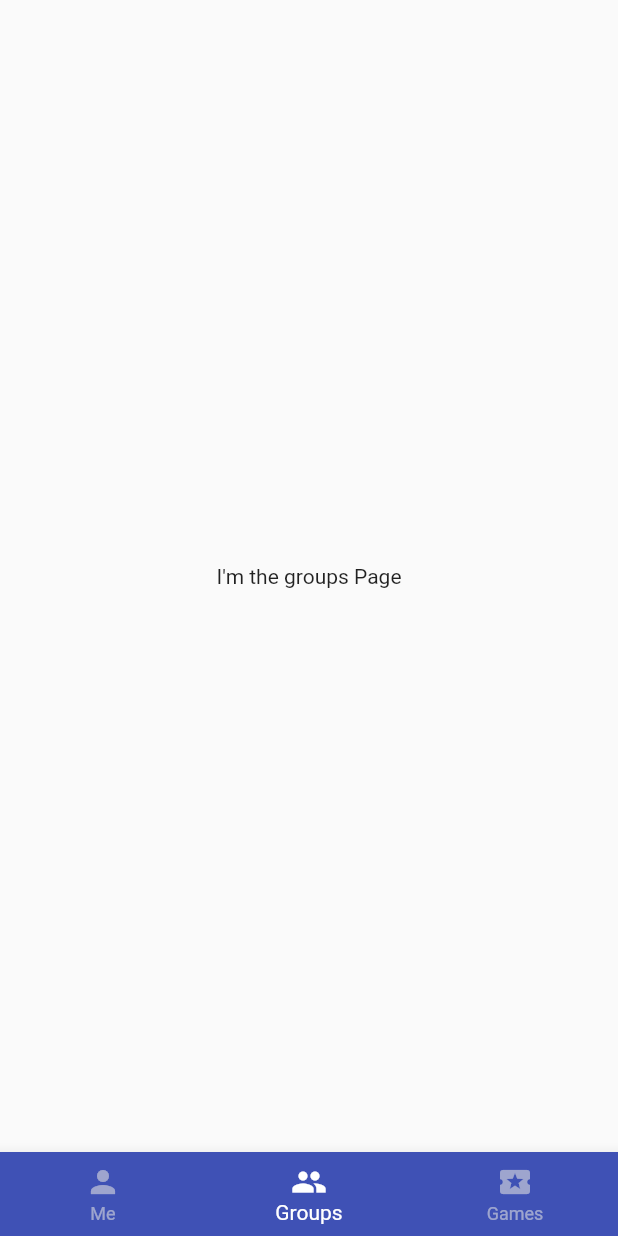
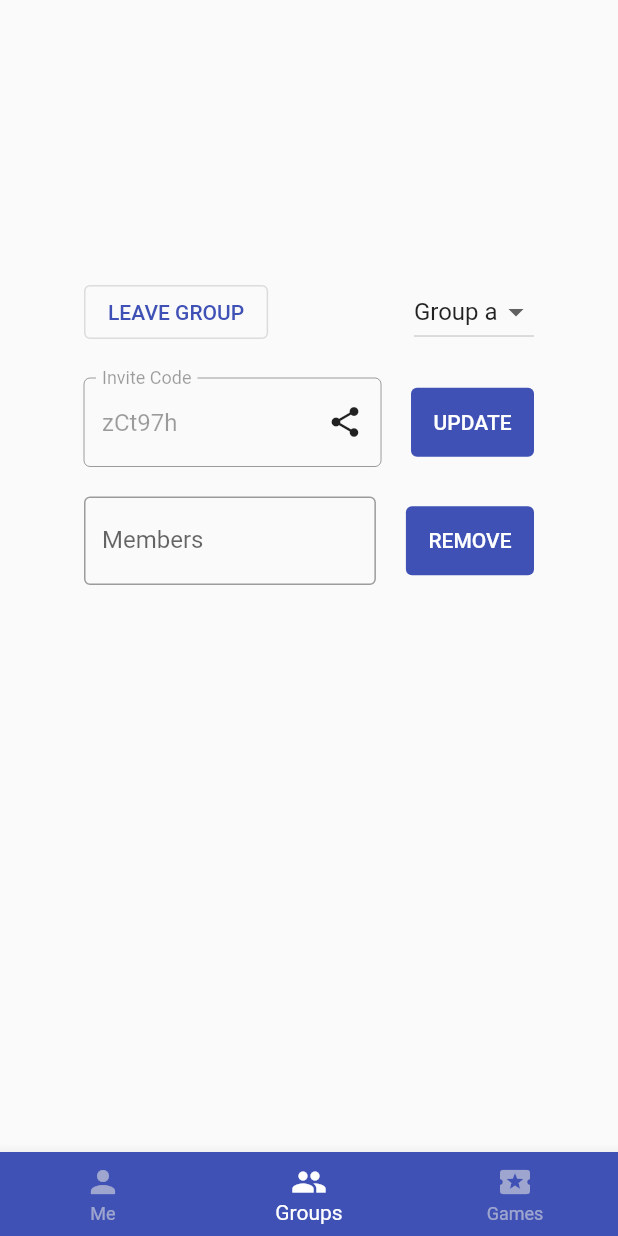
Before and after one commit to rflett/jui, a Flutter app: the ProfilePage screen opened directly, item 2 of the bottom bar chosen, on a phone screen of 412 x 824 dp. Run offline on Flutter 3.47's test engine with Material 2 defaults, Android fonts, the phone set to English and light mode, and no system bars; our stand-ins replace flutter_secure_storage, lottie, shared_preferences; missing offline and left inert: jwt_decode; accounts and stored records are empty; generated files the repository leaves out were written again; network calls fail.

Commit message:
Created initial groups page

```diff
--- a/lib/view/pages/logged_in/profile/profile_page.dart
+++ b/lib/view/pages/logged_in/profile/profile_page.dart
@@ -1,4 +1,5 @@
 import 'package:flutter/material.dart';
+import 'package:jui/view/pages/logged_in/profile/sub_pages/groups_page.dart';
 import 'package:jui/view/pages/logged_in/profile/sub_pages/my_profile_page.dart';
 
 class ProfilePage extends StatefulWidget {
@@ -12,7 +13,7 @@ class _ProfilePageState extends State<ProfilePage> {
   int _selectedIndex = 0;
   List<Widget> _profilePages = [
     MyProfilePage(),
-    Text("I'm the groups Page"),
+    GroupsPage(),
     Text("I'm the games Page"),
   ];
 
--- /dev/null
+++ b/lib/view/pages/logged_in/profile/sub_pages/groups_page.dart
@@ -0,0 +1,145 @@
+import 'package:flutter/material.dart';
+
+class GroupsPage extends StatefulWidget {
+  GroupsPage({Key? key}) : super(key: key);
+
+  @override
+  _GroupsPageState createState() => _GroupsPageState();
+}
+
+class _GroupsPageState extends State<GroupsPage> {
+  List<DropdownMenuItem<String>> _dropdownOptions = [
+    DropdownMenuItem<String>(value: "a", child: Text("Group a")),
+    DropdownMenuItem<String>(value: "b", child: Text("Group b")),
+    DropdownMenuItem<String>(value: "c", child: Text("Group c")),
+    DropdownMenuItem<String>(value: "d", child: Text("Group d"))
+  ];
+
+  List<String> _memberOptions = [
+    "Nancy",
+    "Not Nancy",
+    "Someone other than Nancy",
+    "Ed"
+  ];
+
+  void _leaveGroup() {}
+
+  void _showQrCode() {}
+
+  void _shareInviteCode() {}
+
+  void _removeMember() {}
+
+  Iterable<String> _searchMembers(TextEditingValue value) {
+    if (value.text.isNotEmpty) {
+      return _memberOptions.where((element) =>
+          element.toLowerCase().contains(value.text.toLowerCase()));
+    }
+    return _memberOptions;
+  }
+
+  @override
+  Widget build(BuildContext context) {
+    return Center(
+      child: ConstrainedBox(
+        constraints: BoxConstraints.loose(
+          Size(300, 400),
+        ),
+        child: Column(
+          children: [
+            Row(
+              mainAxisAlignment: MainAxisAlignment.spaceBetween,
+              children: [
+                OutlinedButton(
+                  onPressed: _leaveGroup,
+                  child: Text("LEAVE GROUP"),
+                ),
+                SizedBox(width: 20),
+                DropdownButton(
+                  value: _dropdownOptions[0].value,
+                  onChanged: (String? newValue) => print(newValue),
+                  items: _dropdownOptions,
+                )
+              ],
+            ),
+            SizedBox(height: 20),
+            Row(
+              mainAxisAlignment: MainAxisAlignment.spaceBetween,
+              children: [
+                Expanded(
+                  child: Stack(children: [
+                    TextFormField(
+                      enabled: false,
+                      initialValue: "zCt97h",
+                      decoration: InputDecoration(
+                        labelText: "Invite Code",
+                        border: OutlineInputBorder(),
+                      ),
+                    ),
+                    Align(
+                      alignment: Alignment.centerRight,
+                      child: Padding(
+                        padding: EdgeInsets.fromLTRB(0, 5, 0, 0),
+                        child: IconButton(
+                          enableFeedback: true,
+                          icon: Icon(Icons.share),
+                          onPressed: _shareInviteCode,
+                        ),
+                      ),
+                    ),
+                  ]),
+                ),
+                SizedBox(width: 20),
+                TextButton(
+                  child: Text("UPDATE"),
+                  onPressed: _showQrCode,
+                  style: TextButton.styleFrom(
+                    backgroundColor: Theme.of(context).primaryColor,
+                    primary: Colors.white,
+                    padding: EdgeInsets.all(15),
+                  ),
+                ),
+              ],
+            ),
+            SizedBox(height: 20),
+            Row(
+              mainAxisAlignment: MainAxisAlignment.spaceBetween,
+              children: [
+                Expanded(
+                  child: Autocomplete(
+                    fieldViewBuilder: ((BuildContext context,
+                            TextEditingController textEditingController,
+                            FocusNode focusNode,
+                            VoidCallback onFieldSubmitted) =>
+                        TextFormField(
+                          controller: textEditingController,
+                          focusNode: focusNode,
+                          onFieldSubmitted: (String value) {
+                            onFieldSubmitted();
+                          },
+                          decoration: InputDecoration(
+                            labelText: "Members",
+                            border: OutlineInputBorder(),
+                          ),
+                        )),
+                    optionsBuilder: _searchMembers,
+                  ),
+                ),
+                SizedBox(width: 20),
+                TextButton(
+                  child: Text("REMOVE"),
+                  onPressed: _removeMember,
+                  style: TextButton.styleFrom(
+                    backgroundColor: Theme.of(context).primaryColor,
+                    primary: Colors.white,
+                    padding: EdgeInsets.all(15),
+                  ),
+                ),
+              ],
+            ),
+          ],
+        ),
+      ),
+    );
+  }
+}
```
